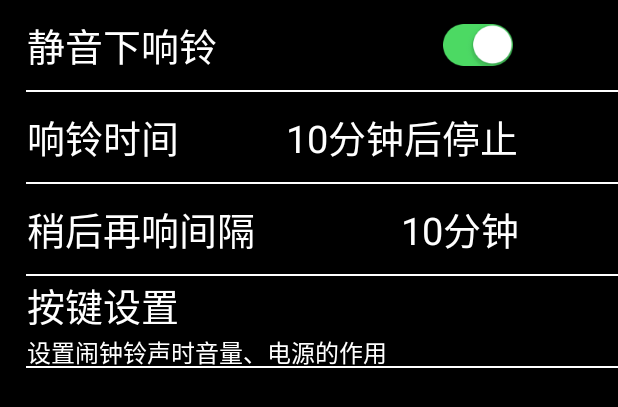
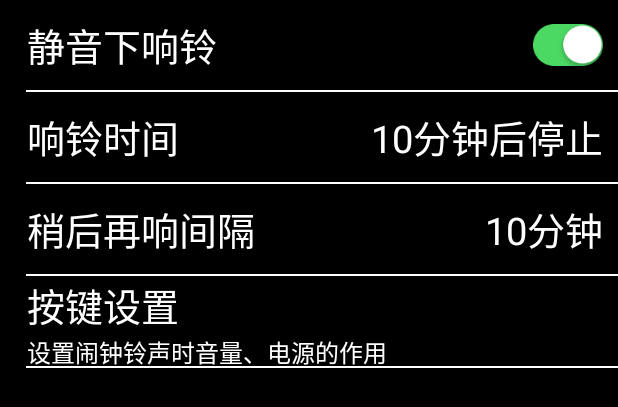
Before and after one commit to luyulove001/coeus-alarmClock, an Android app: the layout activity_alarm_setting.xml on its own in the app's theme, with its tools: preview values and no code run, on a phone screen of 412 x 824 dp. Shown: the top 407 px of the screen. Run offline under Robolectric (Android 15) with nearby library versions, the light colour scheme and no system bars.

Commit message:
铃声设置，并对接静音下播放R.raw.xxx音频

```diff
--- a/app/src/main/java/net/tatans/coeus/alarm/activitities/MainActivity.java
+++ b/app/src/main/java/net/tatans/coeus/alarm/activitities/MainActivity.java
@@ -21,7 +21,7 @@ public class MainActivity extends BaseActivity{
     /**添加闹钟*/
     @OnClick(R.id.add_alarm_clock)
     private void addAlarmClock(){
-
+        TatansStartActivity(AddAlarmActivity.class);
     }
 
     /**闹钟设置*/
--- a/app/src/main/java/net/tatans/coeus/alarm/activitities/SetAlarmRepeatActivity.java
+++ b/app/src/main/java/net/tatans/coeus/alarm/activitities/SetAlarmRepeatActivity.java
@@ -19,11 +19,13 @@ import net.tatans.rhea.network.view.ViewIoc;
 public class SetAlarmRepeatActivity extends BaseActivity {
     @ViewIoc(R.id.lv_bell_time)
     private ListView lv_bell_time;
+    private String mark;
 
     @Override
     protected void onCreate(Bundle savedInstanceState) {
         super.onCreate(savedInstanceState);
-        lv_bell_time.setAdapter(new AlarmRepeatAdapter(SetAlarmRepeatActivity.this));
+        mark = getIntent().getStringExtra("mark");
+        lv_bell_time.setAdapter(new AlarmRepeatAdapter(SetAlarmRepeatActivity.this,mark));
     }
 
     @Override
--- a/app/src/main/java/net/tatans/coeus/alarm/activitities/SettingActivity.java
+++ b/app/src/main/java/net/tatans/coeus/alarm/activitities/SettingActivity.java
@@ -5,7 +5,7 @@ import android.media.AudioManager;
 import android.os.Bundle;
 import android.provider.Settings;
 import android.widget.ImageView;
-import android.widget.LinearLayout;
+import android.widget.RelativeLayout;
 import android.widget.TextView;
 
 import net.tatans.coeus.alarm.R;
@@ -26,7 +26,7 @@ import net.tatans.rhea.network.view.ViewIoc;
 public class SettingActivity extends BaseActivity {
 
     @ViewIoc(R.id.img_open) private ImageView imgOpen;/**静音响铃开关*/
-    @ViewIoc(R.id.alarm_in_silent_mode) private LinearLayout alarm_in_silent_mode;/**静音响铃*/
+    @ViewIoc(R.id.alarm_in_silent_mode) private RelativeLayout alarm_in_silent_mode;/**静音响铃*/
     @ResInject(id=R.string.alarm_in_silent_mode_open) String MUTE_OPEN;/**静音响铃打开*/
     @ResInject(id=R.string.alarm_in_silent_mode_close) String MUTE_CLOSE;/**静音响铃关闭*/
     @ViewIoc(R.id.tv_alarm_snooze_duration) private TextView tv_alarm_snooze_duration;/**稍后响铃时间*/
--- a/app/src/main/java/net/tatans/coeus/alarm/utils/Const.java
+++ b/app/src/main/java/net/tatans/coeus/alarm/utils/Const.java
@@ -1,4 +1,6 @@
 package net.tatans.coeus.alarm.utils;
+
+import net.tatans.coeus.alarm.R;
 
 /**
  * Created by SiLiPing on 2016/5/30.
@@ -22,5 +24,8 @@ public class Const {
     public static final int REQUEST_ALERT = 3;
     public static final int REQUEST_CUSTOM_WEEK = 4;
     public static final String REPEAT_PREF = "repeat_pref";/**0,1,2,3,4 与重复模式对应 */
+    public static final int[] BELL_ID = {R.raw.bell0,R.raw.bell1,R.raw.bell2,R.raw.bell3,R.raw.bell4,R.raw.bell5,R.raw.bell6,R.raw.bell7,R.raw.bell8};/**铃声 */
+    public static final String[] BELL_NAME = {"晨光","晨曦","嘀嗒","黎明","每一天","鸟语花香","轻快","清新","跳跃"};/**名称 */
+    public static final String BELL_URI = "bell_uri";/**0~8 标记对应 BELL_ID[int] 铃声*/
 
 }
--- a/app/src/main/res/layout/activity_alarm_setting.xml
+++ b/app/src/main/res/layout/activity_alarm_setting.xml
@@ -6,7 +6,7 @@
     android:orientation="vertical"
     tools:context=".MainActivity">
 
-    <LinearLayout
+    <RelativeLayout
         android:id="@+id/alarm_in_silent_mode"
         android:layout_width="match_parent"
         android:layout_height="@dimen/height_720x1280"
@@ -16,6 +16,7 @@
             android:layout_width="wrap_content"
             android:layout_height="wrap_content"
             android:layout_marginLeft="18dp"
+            android:layout_centerVertical="true"
             android:focusable="false"
             android:text="@string/alarm_in_silent_mode"
             android:textColor="#fff"
@@ -24,16 +25,19 @@
             android:id="@+id/img_open"
             android:layout_width="@dimen/open_icon_width"
             android:layout_height="@dimen/open_icon_height"
-            android:layout_marginLeft="150.5dp"
+            android:layout_alignParentRight="true"
+            android:layout_centerVertical="true"
+            android:layout_marginRight="10dp"
+            android:singleLine="true"
             android:background="@mipmap/open_icon" />
-    </LinearLayout>
+    </RelativeLayout>
     <View
         android:layout_width="match_parent"
         android:layout_height="@dimen/line_height"
         android:layout_marginLeft="17dp"
         android:background="#fff" />
 
-    <LinearLayout
+    <RelativeLayout
         android:id="@+id/alarm_in_silent_time"
         android:layout_width="match_parent"
         android:layout_height="@dimen/height_720x1280"
@@ -44,6 +48,7 @@
             android:layout_width="wrap_content"
             android:layout_height="wrap_content"
             android:layout_marginLeft="18dp"
+            android:layout_centerVertical="true"
             android:focusable="false"
             android:text="@string/alarm_in_silent_time"
             android:textColor="#fff"
@@ -52,20 +57,22 @@
             android:id="@+id/tv_alarm_time"
             android:layout_width="wrap_content"
             android:layout_height="wrap_content"
-            android:layout_marginLeft="71dp"
             android:focusable="false"
+            android:layout_alignParentRight="true"
+            android:layout_centerVertical="true"
+            android:layout_marginRight="10dp"
             android:singleLine="true"
             android:text="@string/alarm_in_silent_time_stop"
             android:textColor="#fff"
             android:textSize="25sp" />
-    </LinearLayout>
+    </RelativeLayout>
     <View
         android:layout_width="match_parent"
         android:layout_height="@dimen/line_height"
         android:layout_marginLeft="17dp"
         android:background="#fff" />
 
-    <LinearLayout
+    <RelativeLayout
         android:id="@+id/alarm_snooze_duration"
         android:layout_width="match_parent"
         android:layout_height="@dimen/height_720x1280"
@@ -76,6 +83,7 @@
             android:layout_width="wrap_content"
             android:layout_height="wrap_content"
             android:layout_marginLeft="18dp"
+            android:layout_centerVertical="true"
             android:focusable="false"
             android:text="@string/alarm_snooze_duration"
             android:textColor="#fff"
@@ -84,13 +92,14 @@
             android:id="@+id/tv_alarm_snooze_duration"
             android:layout_width="wrap_content"
             android:layout_height="wrap_content"
-            android:layout_marginLeft="97.5dp"
+            android:layout_alignParentRight="true"
+            android:layout_centerVertical="true"
+            android:layout_marginRight="10dp"
             android:singleLine="true"
-            android:focusable="false"
             android:text="@string/alarm_snooze_duration_time"
             android:textColor="#fff"
             android:textSize="25sp" />
-    </LinearLayout>
+    </RelativeLayout>
     <View
         android:layout_width="match_parent"
         android:layout_height="@dimen/line_height"
```
Also changed, not shown: app/src/main/AndroidManifest.xml (+18 -9 lines), app/src/main/java/net/tatans/coeus/alarm/ClockActivity.java (+45 -24 lines), app/src/main/java/net/tatans/coeus/alarm/activitities/AddAlarmActivity.java (+6 -2 lines), app/src/main/java/net/tatans/coeus/alarm/adapter/AlarmRepeatAdapter.java (+28 -5 lines), 11 other files.
